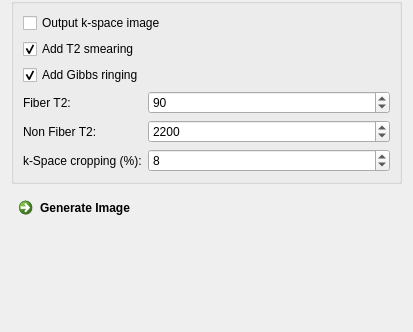
The window that Plugins/org.mitk.gui.qt.diffusionimaging/src/internal/QmitkFiberfoxViewControls.ui (MITK/MITK) describes before a commit, drawn with Qt 5; both pictures show x 0 to 413 and y 700 to 1032 of the 413 by 1032 pixel window.
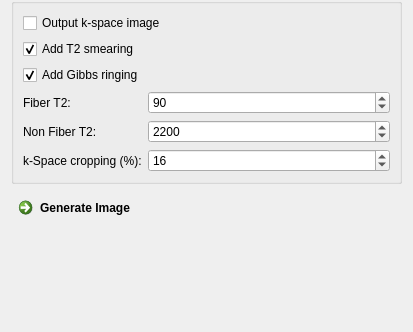
The same window after the commit. Icons and pictures are not drawn.

```diff
--- a/Plugins/org.mitk.gui.qt.diffusionimaging/src/internal/QmitkFiberfoxViewControls.ui
+++ b/Plugins/org.mitk.gui.qt.diffusionimaging/src/internal/QmitkFiberfoxViewControls.ui
@@ -147,13 +147,13 @@
             <number>0</number>
            </property>
            <property name="maximum">
-            <number>100</number>
+            <number>64</number>
            </property>
            <property name="singleStep">
             <number>1</number>
            </property>
            <property name="value">
-            <number>8</number>
+            <number>16</number>
            </property>
           </widget>
          </item>
```
